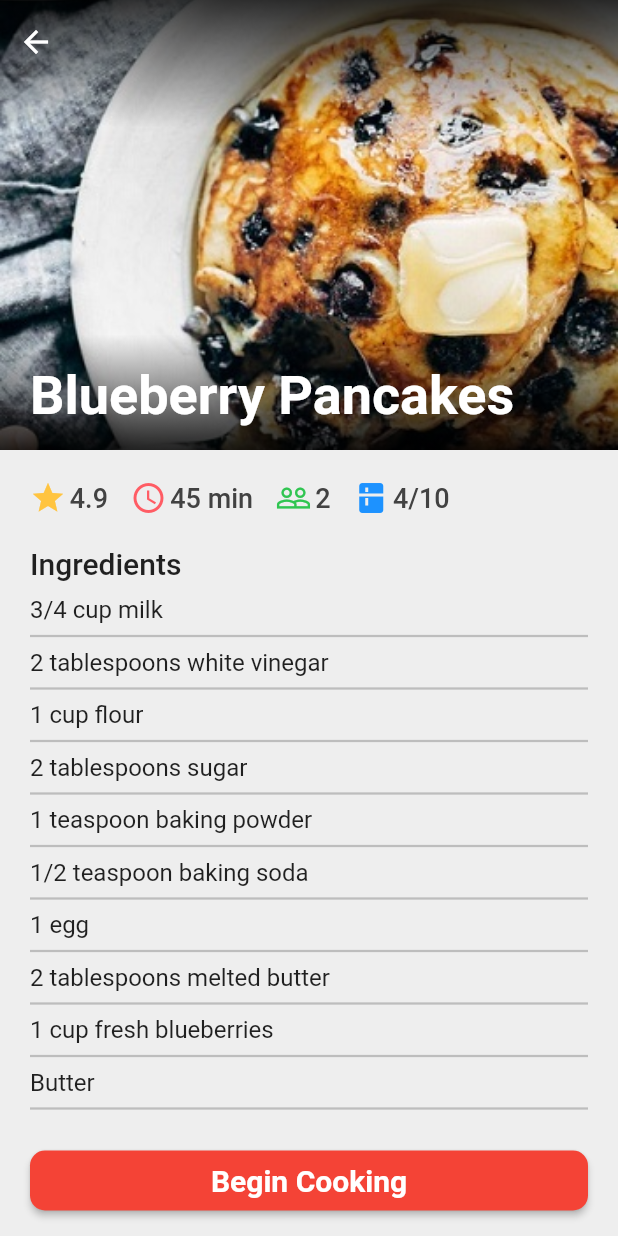
After one commit to aizatazhar/RecipeMine, a Flutter app: the DetailView screen opened directly with sample values from the repository, on a phone screen of 412 x 824 dp. The commit adds this screen. Run offline on Flutter 3.47's test engine with Material 2 defaults, Android fonts, the phone set to English and light mode, and no system bars; our stand-ins replace carousel_slider, cloud_firestore, firebase_auth, firebase_storage, flutter_spinkit, image_picker and 1 more; missing offline and left inert: countdown_flutter, flappy_search_bar; accounts and stored records are empty; statements that could not run were skipped; project files that could hold a hidden picture were left out.

Commit message:
Implemented detail view
Todo: fix index problem on search view, implement/improve UI for
assistant after clicking begin on detail view

```diff
--- a/lib/Custom/Models/Recipe.dart
+++ b/lib/Custom/Models/Recipe.dart
@@ -1,3 +1,4 @@
+import 'package:cloud_firestore/cloud_firestore.dart';
 
 enum RecipeType {
   main,
@@ -8,17 +9,17 @@ enum RecipeType {
 
 // Recipe class models a recipe
 class Recipe {
-  final int id;
-  final String name;
+  int id;
+  String name;
 
-  final RecipeType type;
-  final double rating;
-  final int duration;
-  final int servingSize;
-  final String imageURL;
+  RecipeType type;
+  double rating;
+  int duration;
+  int servingSize;
+  String imageURL;
 
-  final List<String> ingredients;
-  final List<String> instructions;
+  List<String> ingredients;
+  List<String> instructions;
 
   Recipe({
     this.id,
@@ -36,18 +37,16 @@ class Recipe {
 
   // Named constructor that deserialises data received from Firestore
   // and initialises a new Recipe object
-  Recipe.fromMap(Map<String, dynamic> data, int id)
-      : this(
-          id: id,
-          name: data["name"],
+  Recipe.fromDocumentSnapshot(DocumentSnapshot recipe) {
+    this.id = recipe["id"];
+    this.name = recipe["name"];
+    this.type = RecipeType.values[recipe["type"]];
+    this.rating = recipe["rating"];
+    this.duration = recipe["duration"];
+    this.servingSize = recipe["servingSize"];
+    this.imageURL = recipe["imageURL"];
+    this.ingredients = new List<String>.from(recipe["ingredients"]);
+    this.instructions = new List<String>.from(recipe["instructions"]);
+  }
 
-          type: RecipeType.values[data["type"]],
-          rating: data["recipe"],
-          duration: data["duration"],
-          servingSize: data["servingSize"],
-          imageURL: data["imageURL"],
-
-          ingredients: List<String>.from(data["ingredients"]),
-          instructions: List<String>.from(data["instructions"]),
-  );
 }
--- /dev/null
+++ b/lib/pages/Home/SearchPage/DetailView.dart
@@ -0,0 +1,134 @@
+
+import 'package:flutter/material.dart';
+import 'package:recipemine/Custom/Models/Recipe.dart';
+import 'SliverCustomHeaderDelegate.dart';
+
+class DetailView extends StatelessWidget {
+  final double _appBarHeight = AppBar().preferredSize.height;
+  final Recipe recipe;
+
+  DetailView(this.recipe);
+
+  @override
+  Widget build(BuildContext context) {
+    return Scaffold(
+      body: CustomScrollView(
+        slivers: <Widget>[
+          SliverPersistentHeader(
+            pinned: true,
+            delegate: SliverCustomHeaderDelegate(
+              collapsedHeight: _appBarHeight,
+              expandedHeight: 300,
+              paddingTop: MediaQuery.of(context).padding.top,
+              recipe: this.recipe,
+            ),
+          ),
+          SliverList(
+            delegate: SliverChildBuilderDelegate(
+                  (BuildContext context, int index) {
+                return Container(
+                  color: Colors.grey[200],
+                  padding: EdgeInsets.fromLTRB(20.0, 20.0, 20.0, 50.0),
+                  child: Column(
+                      crossAxisAlignment: CrossAxisAlignment.start,
+                      children: <Widget>[
+                        _buildIconRow(this.recipe),
+                        SizedBox(height: 20),
+                        Text(
+                          "Ingredients",
+                          style: Theme.of(context).textTheme.headline6,
+                        ),
+                        SizedBox(height: 10),
+                        _buildIngredients(context),
+                        SizedBox(height: 20),
+                        _buildBeginButton(),
+                      ]
+                  ),
+                );
+              },
+              childCount: 1,
+            ),
+          ),
+        ],
+      ),
+    );
+  }
+
+  Widget _buildIconRow(Recipe recipe) {
+    return Row(
+      children: [
+        _buildIcon(Icons.star, Color(0xffFFC440), recipe.rating.toString()),
+        _buildIcon(Icons.schedule, Color(0xffFF5C64), recipe.duration.toString() + " min"),
+        _buildIcon(Icons.people_outline, Color(0xff30C551), recipe.servingSize.toString()),
+        _buildIcon(Icons.kitchen, Color(0xff1D92FF), "4/${recipe.ingredients.length}"),
+      ],
+    );
+  }
+
+  Widget _buildIcon(IconData iconData, Color iconColor, String text) {
+    return Padding(
+      padding: EdgeInsets.only(right: 15),
+      child: Row(
+        children: <Widget> [
+          Padding(
+            padding: EdgeInsets.only(right: 2.5),
+            child: Icon(
+              iconData,
+              color: iconColor,
+            ),
+          ),
+          Text(
+            text,
+            style: TextStyle(
+              color: Colors.grey[800],
+              fontSize: 18.0,
+              fontWeight: FontWeight.w500,
+            ),
+          ),
+        ],
+      ),
+    );
+  }
+
+  Widget _buildIngredients(BuildContext context) {
+    return Column(
+      children: this.recipe.ingredients.map((ingredient) =>
+          Column(
+            crossAxisAlignment: CrossAxisAlignment.start,
+            children: <Widget> [
+              Text(
+                ingredient,
+                style: Theme.of(context).textTheme.subtitle1,
+              ),
+              Divider(
+                thickness: 1.5,
+                color: Colors.grey[400],
+              ),
+            ],
+          )).toList(),
+    );
+
+  }
+
+  Widget _buildBeginButton() {
+    return Container(
+      height: 40,
+      width: 1000,
+      child: RaisedButton(
+          shape: RoundedRectangleBorder(
+              borderRadius: BorderRadius.circular(10)
+          ),
+          color: Colors.red,
+          onPressed: () {},
+          child: Text(
+            "Begin Cooking",
+            style: TextStyle(
+                color: Colors.white,
+                fontWeight: FontWeight.bold,
+                fontSize: 20
+            ),
+          )
+      ),
+    );
+  }
+}
```
Also changed, not shown: lib/pages/Home/SearchPage/SearchPage.dart (+6 -6 lines), lib/pages/Home/SearchPage/SliverCustomHeaderDelegate.dart (added, +159 -0 lines).
